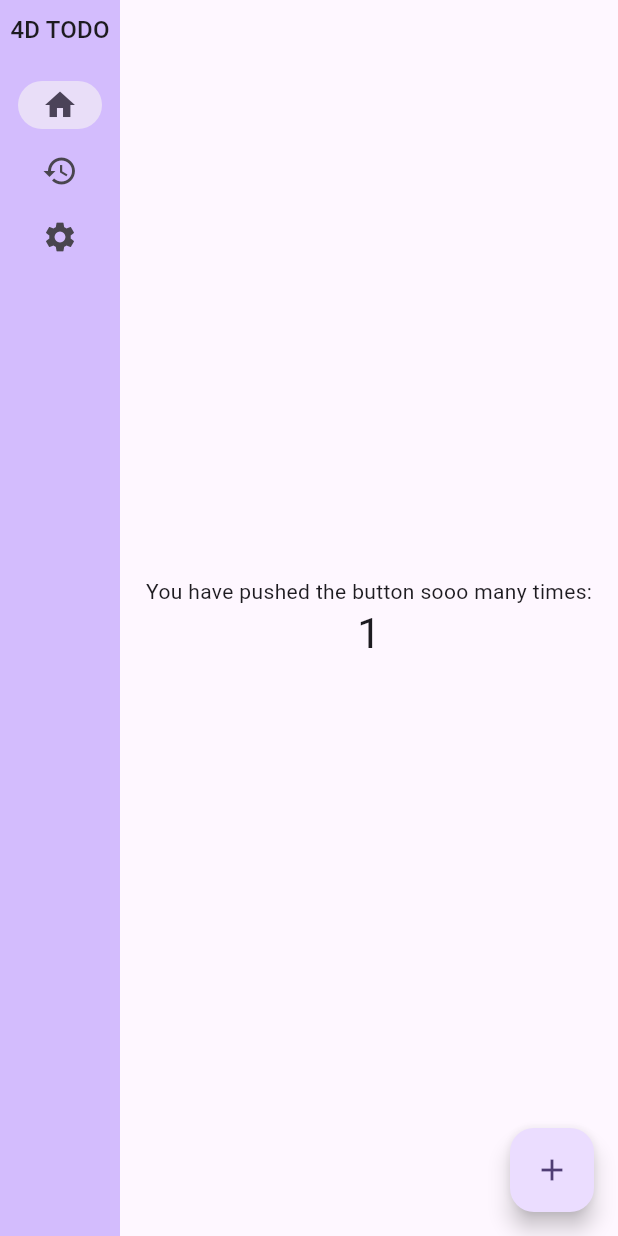
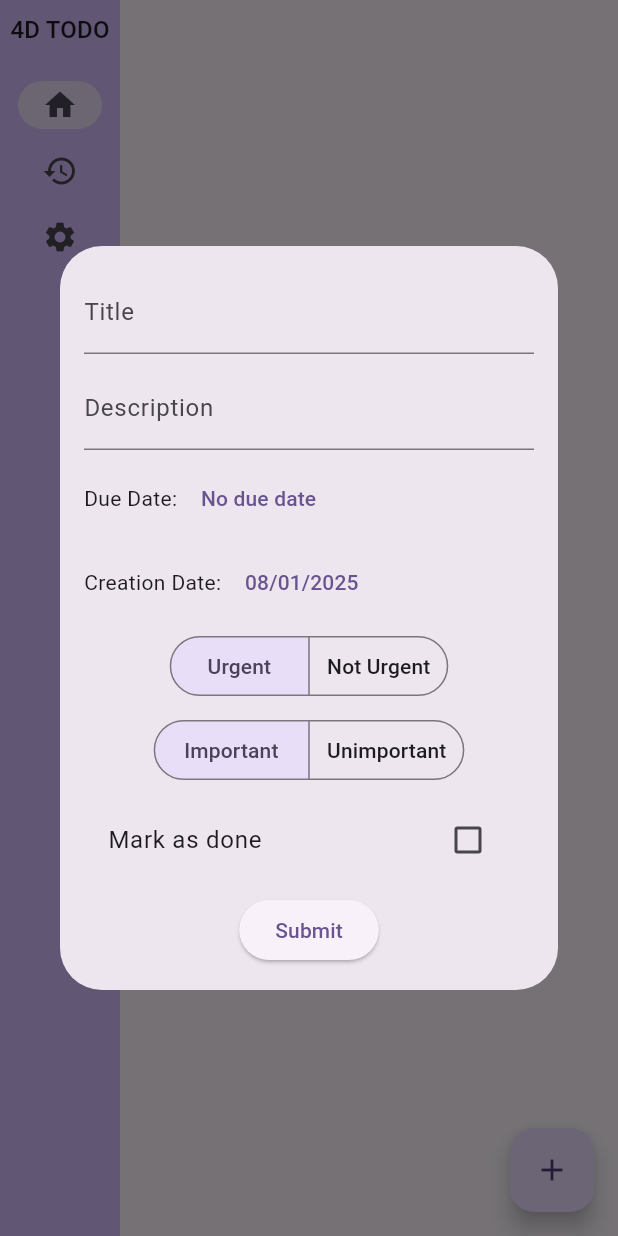
Before and after one commit to jerebub/4dTodo, a Flutter app: the screen it shows after launch, after a tap on the "add" icon, on a phone screen of 412 x 824 dp. Run offline on Flutter 3.47's test engine with Material 3 defaults, Android fonts, the phone set to English and light mode, and no system bars.

Commit message:
tasks creation works

```diff
--- a/four_dimensional_todo/lib/main.dart
+++ b/four_dimensional_todo/lib/main.dart
@@ -1,9 +1,10 @@
 import 'package:flutter/material.dart';
 import 'package:provider/provider.dart';
-import 'todoGenPage/todo_generator_page.dart';
+import 'todoPages/todo_view_page.dart';
 import 'todo_element.dart';
 
-void main() {
+
+void main(){
   runApp(const MyApp());
 }
 
@@ -48,7 +49,7 @@ class _MyHomePageState extends State<MyHomePage> {
     Widget page;
     switch (selectedIndex) {
       case 0:
-        page = TodoGeneratorPage(title: widget.title);
+        page = TodoViewerPage(title: widget.title);
       case 1:
         page = Placeholder();
       case 2:
--- a/four_dimensional_todo/lib/todoGenPage/todo_generator_page.dart
+++ /dev/null
@@ -1,45 +0,0 @@
-import 'package:flutter/material.dart';
-
-class TodoGeneratorPage extends StatefulWidget {
-  const TodoGeneratorPage({super.key, required this.title});
-
-  final String title;
-
-  @override
-  State<TodoGeneratorPage> createState() => _TodoGeneratorPageState();
-}
-
-class _TodoGeneratorPageState extends State<TodoGeneratorPage> {
-  int _counter = 0;
-
-  void _incrementCounter() {
-    setState(() {
-      _counter++;
-    });
-  }
-
-  @override
-  Widget build(BuildContext context) {
-    return Scaffold(
-      body: Center(
-        child: Column(
-          mainAxisAlignment: MainAxisAlignment.center,
-          children: <Widget>[
-            const Text(
-              'You have pushed the button sooo many times:',
-            ),
-            Text(
-              '$_counter',
-              style: Theme.of(context).textTheme.headlineMedium,
-            ),
-          ],
-        ),
-      ),
-      floatingActionButton: FloatingActionButton(
-        onPressed: _incrementCounter,
-        tooltip: 'Increment',
-        child: const Icon(Icons.add),
-      ),
-    );
-  }
-}
--- /dev/null
+++ b/four_dimensional_todo/lib/todoPages/todo_generator_form.dart
@@ -0,0 +1,212 @@
+import 'package:flutter/material.dart';
+import 'package:four_dimensional_todo/main.dart';
+import 'package:four_dimensional_todo/todo_element.dart';
+import 'package:intl/intl.dart';
+
+class TodoGeneratorForm extends StatefulWidget {
+  final MyAppState appState;
+  TodoGeneratorForm({super.key, required this.appState});
+
+  @override
+  State<TodoGeneratorForm> createState() => _TodoGeneratorFormState();
+  // ignore: prefer_typing_uninitialized_variables
+  var dueDate;
+  var dateFormat = DateFormat('dd/MM/yyyy');
+  var creationDate = DateTime.now();
+  var urgency = 'urgent';
+  var importance = 'important';
+  var done = false;
+
+  void saveTodo(String title, String description) {
+    //determine the eisenhower matrix category
+    var eisenhoverMatrixCategory = EisenhowerMatrixCategory.urgentImportant;
+    if (urgency == 'urgent' && importance == 'important') {
+      eisenhoverMatrixCategory = EisenhowerMatrixCategory.urgentImportant;
+    } else if (urgency == 'urgent' && importance == 'unimportant') {
+      eisenhoverMatrixCategory = EisenhowerMatrixCategory.urgentNotImportant;
+    } else if (urgency == 'notUrgent' && importance == 'important') {
+      eisenhoverMatrixCategory = EisenhowerMatrixCategory.notUrgentImportant;
+    } else if (urgency == 'notUrgent' && importance == 'unimportant') {
+      eisenhoverMatrixCategory = EisenhowerMatrixCategory.notUrgentNotImportant;
+    }
+    var newTodo = TodoElement(
+      title: title,
+      description: description,
+      done: done,
+      eisenhowerMatrixCategory: eisenhoverMatrixCategory,
+      dueDate: dueDate,
+      creationDate: creationDate,
+    );
+    // adding todo to todoList
+    appState.todoList.add(newTodo);
+  }
+}
+
+class _TodoGeneratorFormState extends State<TodoGeneratorForm> {
+  final _formKey = GlobalKey<FormState>();
+  @override
+  Widget build(BuildContext context) {
+    TextEditingController titleController = TextEditingController();
+    TextEditingController descriptionController = TextEditingController();
+    var dueDateString = 'No due date';
+    if (widget.dueDate != null) {
+      dueDateString = widget.dateFormat.format(widget.dueDate);
+    }
+    var creationDateString = widget.dateFormat.format(widget.creationDate);
+    return LayoutBuilder(builder: (context, constraints) {
+      return Container(
+        constraints: BoxConstraints(maxHeight: constraints.maxHeight * 0.8),
+        child: ListView(
+          shrinkWrap: true,
+          children: [
+            Form(
+              key: _formKey,
+              child: Padding(
+                padding: const EdgeInsets.all(16.0),
+                child: Column(
+                  crossAxisAlignment: CrossAxisAlignment.start,
+                  children: [
+                    TextFormField(
+                      decoration: const InputDecoration(labelText: 'Title'),
+                      controller: titleController,
+                      validator: (value) {
+                        if (value == null || value.isEmpty) {
+                          return 'Please enter a title';
+                        }
+                        return null;
+                      },
+                    ),
+                    SizedBox(height: 8),
+                    TextFormField(
+                      controller: descriptionController,
+                      decoration:
+                          const InputDecoration(labelText: 'Description'),
+                      validator: (value) {
+                        return null;
+                      },
+                    ),
+                    SizedBox(height: 8),
+                    Row(
+                      children: [
+                        const Text('Due Date: '),
+                        TextButton(
+                          onPressed: () async {
+                            var newDate = await showDatePicker(
+                              context: context,
+                              // initialDate: widget.dueDate,
+                              firstDate: DateTime(1900),
+                              lastDate: DateTime.now()
+                                  .add(const Duration(days: 9999999)),
+                            );
+                            if (newDate == null) return;
+                            setState(() {
+                              widget.dueDate = newDate;
+                              dueDateString = widget.dateFormat.format(newDate);
+                            });
+                          },
+                          child: Text(dueDateString),
+                        ),
+                      ],
+                    ),
+                    SizedBox(height: 8),
+                    Row(
+                      children: [
+                        const Text('Creation Date: '),
+                        TextButton(
+                          onPressed: () async {
+                            var newDate = await showDatePicker(
+                              context: context,
+                              initialDate: widget.creationDate,
+                              firstDate: DateTime(1900),
+                              lastDate: DateTime.now()
+                                  .add(const Duration(days: 9999999)),
+                            );
+                            if (newDate == null) return;
+                            setState(() {
+                              widget.creationDate = newDate;
+                              creationDateString =
+                                  widget.dateFormat.format(newDate);
+                            });
+                          },
+                          child: Text(creationDateString),
+                        ),
+                      ],
+                    ),
+                    SizedBox(height: 8),
+                    Center(
+                      child: SegmentedButton(
+                        showSelectedIcon: false,
+                        segments: const <ButtonSegment>[
+                          ButtonSegment(
+                            label: Text('Urgent'),
+                            value: 'urgent',
+                          ),
+                          ButtonSegment(
+                            label: Text('Not Urgent'),
+                            value: 'notUrgent',
+                          ),
+                        ],
+                        selected: {widget.urgency},
+                        onSelectionChanged: (selected) {
+                          setState(() {
+                            widget.urgency = selected.first;
+                          });
+                        },
+                      ),
+                    ),
+                    SizedBox(height: 8),
+                    Center(
+                      child: SegmentedButton(
+                        showSelectedIcon: false,
+                        segments: const <ButtonSegment>[
+                          ButtonSegment(
+                            label: Text('Important'),
+                            value: 'important',
+                          ),
+                          ButtonSegment(
+                            label: Text('Unimportant'),
+                            value: 'unimportant',
+                          ),
+                        ],
+                        selected: {widget.importance},
+                        onSelectionChanged: (selected) {
+                          setState(() {
+                            widget.importance = selected.first;
+                          });
+                        },
+                      ),
+                    ),
+                    SizedBox(height: 8),
+                    CheckboxListTile(
+                      title: Text('Mark as done'),
+                      value: widget.done,
+                      onChanged: (value) {
+                        setState(() {
+                          widget.done = value!;
+                        });
+                      },
+                    ),
+                    SizedBox(height: 8),
+                    Center(
+                      child: ElevatedButton(
+                        onPressed: () {
+                          if (_formKey.currentState!.validate()) {
+                            setState(() {
+                              widget.saveTodo(titleController.text, descriptionController.text);
+                              Navigator.of(context).pop();
+                            });
+                          }
+                        },
+                        child: const Text('Submit'),
+                      ),
+                    ),
+                  ],
+                ),
+              ),
+            ),
+          ],
+        ),
+      );
+    });
+  }
+}
--- /dev/null
+++ b/four_dimensional_todo/lib/todoPages/todo_view_page.dart
@@ -0,0 +1,92 @@
+import 'package:flutter/material.dart';
+import 'package:four_dimensional_todo/todoPages/todo_generator_form.dart';
+import 'package:provider/provider.dart';
+
+import '../main.dart';
+
+
+class TodoViewerPage extends StatefulWidget {
+  const TodoViewerPage({super.key, required this.title});
+
+  final String title;
+
+  @override
+  State<TodoViewerPage> createState() => _TodoViewerPageState();
+}
+
+class _TodoViewerPageState extends State<TodoViewerPage> {
+  int _counter = 0;
+
+  void _createNewTodo() {
+    var appState = context.read<MyAppState>();
+    showDialog(
+      context: context,
+      builder: (BuildContext context) => Dialog(
+        alignment: Alignment.center,
+        child: TodoGeneratorForm(appState: appState,),
+      ),
+    );
+  }
+
+  void _incrementCounter() {
+    setState(() {
+      _counter++;
+    });
+  }
+
+  @override
+  Widget build(BuildContext context) {
+    var appState = context.watch<MyAppState>();
+    var todoList = appState.todoList;
+
+    if (todoList.isEmpty) {
+      return Scaffold(
+        body: Center(
+          child: Text('No TODOs yet'),
+        ),
+        floatingActionButton: FloatingActionButton(
+          onPressed: () => _createNewTodo(),
+          tooltip: 'New TODO',
+          child: const Icon(Icons.add),
+        ),
+      );
+    }
+    return Scaffold(
+      body: Center(
+        child: ListView(
+          children: [
+            for (var todo in todoList)
+              ListTile(
+                title: Text(todo.title),
+                subtitle: Text(todo.description ?? ''),
+                trailing: Checkbox(
+                  value: todo.done,
+                  onChanged: (value) {
+                    todo.done = value!;
+                    setState(() {});
+                  },
+                ),
+              ),
+          ],
+        ),
+        // Column(
+        //   mainAxisAlignment: MainAxisAlignment.center,
+        //   children: <Widget>[
+        //     const Text(
+        //       'You have pushed the button sooo many times:',
+        //     ),
+        //     Text(
+        //       '$_counter',
+        //       style: Theme.of(context).textTheme.headlineMedium,
+        //     ),
+        //   ],
+        // ),
+      ),
+      floatingActionButton: FloatingActionButton(
+        onPressed: () => _createNewTodo(),
+        tooltip: 'New TODO',
+        child: const Icon(Icons.add),
+      ),
+    );
+  }
+}
--- a/four_dimensional_todo/lib/todo_element.dart
+++ b/four_dimensional_todo/lib/todo_element.dart
@@ -1,12 +1,12 @@
 class TodoElement {
   String title;
-  String description;
+  String? description;
   bool done;
-  DateTime creationDate = DateTime.now();
-  DateTime? doneDate;
+  DateTime creationDate;
+  DateTime? dueDate;
   EisenhowerMatrixCategory eisenhowerMatrixCategory;
 
-  TodoElement({required this.title, required this.description, this.done = false, required this.eisenhowerMatrixCategory});
+  TodoElement({required this.title, required this.description, this.done = false, required this.eisenhowerMatrixCategory, required this.dueDate, required this.creationDate});
 }
 
 enum EisenhowerMatrixCategory {
--- a/four_dimensional_todo/pubspec.yaml
+++ b/four_dimensional_todo/pubspec.yaml
@@ -11,6 +11,7 @@ dependencies:
   flutter:
     sdk: flutter
 
+  intl: ^0.20.1
   provider: ^6.0.0
 
 dev_dependencies:
```
Also changed, not shown: four_dimensional_todo/pubspec.lock.
